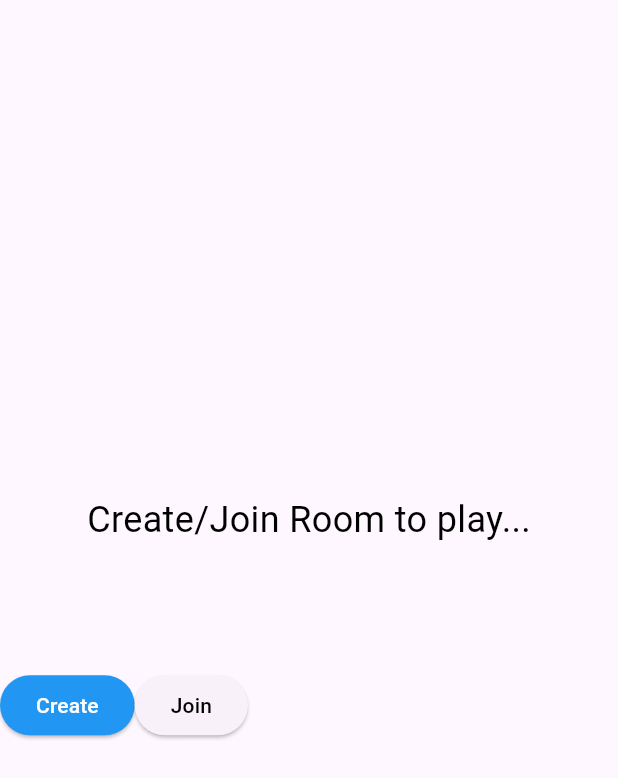
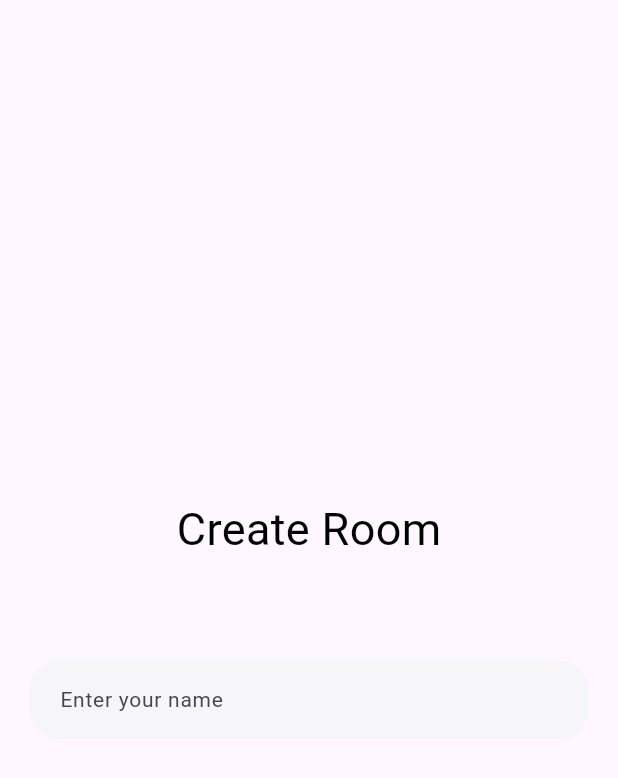
Before and after one commit to anish03mondal/Skribbl-Game, a Flutter app: the screen it shows after launch, after a tap on "Create", on a phone screen of 412 x 824 dp. Shown: the top 778 px of the screen. Run offline on Flutter 3.47's test engine with Material 3 defaults, Android fonts, the phone set to English and light mode, and no system bars.

Commit message:
create room screen

```diff
--- /dev/null
+++ b/lib/create_room_screen.dart
@@ -0,0 +1,37 @@
+import 'package:flutter/material.dart';
+import 'package:skribbl_clone/widgets/custom_text_field.dart';
+
+class CreateRoomScreen extends StatefulWidget {
+  const CreateRoomScreen({super.key});
+
+  @override
+  State<CreateRoomScreen> createState() => _CreateRoomScreenState();
+}
+
+class _CreateRoomScreenState extends State<CreateRoomScreen> {
+  final TextEditingController _nameController = TextEditingController();
+  @override
+  Widget build(BuildContext context) {
+    return Scaffold(
+      body: Column(
+        mainAxisAlignment: MainAxisAlignment.center,
+        children: [
+          Text(
+            'Create Room',
+            style: TextStyle(fontSize: 30, color: Colors.black),
+          ),
+
+          SizedBox(height: MediaQuery.of(context).size.height * 0.08),
+
+          Container(
+            margin: EdgeInsets.symmetric(horizontal: 20),
+            child: CustomTextField(
+              contorller: _nameController,
+              hintText: "Enter your name",
+            ),
+          ),
+        ],
+      ),
+    );
+  }
+}
--- a/lib/home_screen.dart
+++ b/lib/home_screen.dart
@@ -1,4 +1,5 @@
 import 'package:flutter/material.dart';
+import 'package:skribbl_clone/create_room_screen.dart';
 
 class HomeScreen extends StatefulWidget {
   const HomeScreen({super.key});
@@ -25,18 +26,23 @@ class _HomeScreenState extends State<HomeScreen> {
           SizedBox(height: MediaQuery.of(context).size.height * 0.1),
 
           Row(
+            mainAxisAlignment: MainAxisAlignment.spaceEvenly,
             children: [
               ElevatedButton(
-                onPressed: () {},
-                style: ElevatedButton.styleFrom(
-                  backgroundColor: Colors.blue
-                ),
+                onPressed: () {
+                  Navigator.push(
+                    context,
+                    MaterialPageRoute(builder: (context) => CreateRoomScreen()),
+                  );
+                },
+                style: ElevatedButton.styleFrom(backgroundColor: Colors.blue),
                 child: Text("Create", style: TextStyle(color: Colors.white)),
               ),
 
               ElevatedButton(
                 onPressed: () {},
-                child: Text("Join", style: TextStyle(color: Colors.black)),
+                style: ElevatedButton.styleFrom(backgroundColor: Colors.blue),
+                child: Text("Join", style: TextStyle(color: Colors.white)),
               ),
             ],
           ),
--- /dev/null
+++ b/lib/widgets/custom_text_field.dart
@@ -0,0 +1,33 @@
+import 'package:flutter/material.dart';
+
+class CustomTextField extends StatelessWidget {
+  final TextEditingController contorller;
+  final String hintText;
+  const CustomTextField({
+    super.key,
+    required this.contorller,
+    required this.hintText,
+  });
+
+  @override
+  Widget build(BuildContext context) {
+    return TextField(
+      controller: contorller,
+      decoration: InputDecoration(
+        border: OutlineInputBorder(
+          borderRadius: BorderRadius.circular(18),
+          borderSide: BorderSide(color: Colors.transparent),
+        ),
+        enabledBorder: OutlineInputBorder(
+          borderRadius: BorderRadius.circular(18),
+          borderSide: BorderSide(color: Colors.transparent),
+        ),
+        contentPadding: EdgeInsets.symmetric(horizontal: 16, vertical: 14),
+        filled: true,
+        fillColor: Color(0xffF5F5FA),
+        hintText: hintText,
+        hintStyle: TextStyle(fontSize: 14, fontWeight: FontWeight.w400),
+      ),
+    );
+  }
+}
```
